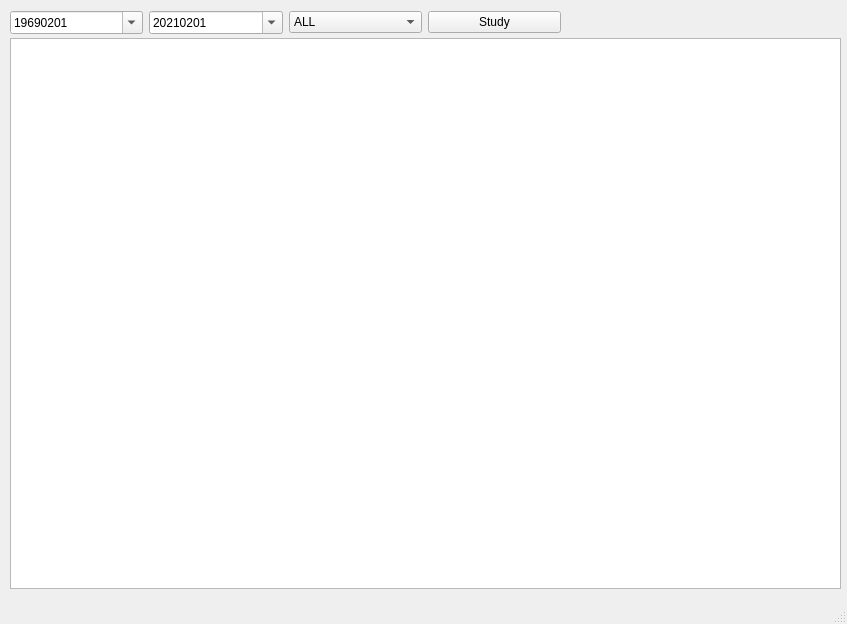
Old version of the form Tools/MHealthReport/mainapp.ui in the repository zyq1569/HealthApp.
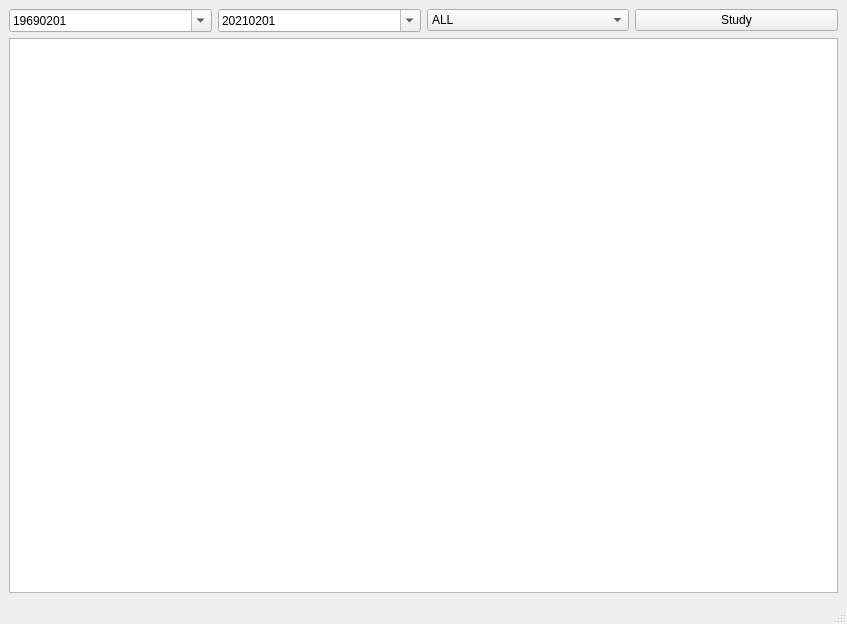
New version of the form.

Commit message: QLocalSocket IPC

```diff
--- a/Tools/MHealthReport/mainapp.ui
+++ b/Tools/MHealthReport/mainapp.ui
@@ -14,37 +14,8 @@
    <string>HealthReprot</string>
   </property>
   <widget class="QWidget" name="centralwidget">
-   <widget class="QTableWidget" name="m_tableWidget">
-    <property name="geometry">
-     <rect>
-      <x>10</x>
-      <y>38</y>
-      <width>831</width>
-      <height>551</height>
-     </rect>
-    </property>
-    <property name="autoFillBackground">
-     <bool>true</bool>
-    </property>
-    <property name="sortingEnabled">
-     <bool>true</bool>
-    </property>
-    <attribute name="horizontalHeaderShowSortIndicator" stdset="0">
-     <bool>true</bool>
-    </attribute>
-    <attribute name="horizontalHeaderStretchLastSection">
-     <bool>true</bool>
-    </attribute>
-   </widget>
-   <widget class="QWidget" name="layoutWidget">
-    <property name="geometry">
-     <rect>
-      <x>10</x>
-      <y>10</y>
-      <width>551</width>
-      <height>25</height>
-     </rect>
-    </property>
+   <layout class="QVBoxLayout" name="verticalLayout">
+    <item>
     <layout class="QHBoxLayout" name="horizontalLayout">
      <item>
       <widget class="QDateEdit" name="m_startDate">
@@ -171,7 +142,24 @@
       </widget>
      </item>
     </layout>
-   </widget>
+    </item>
+    <item>
+     <widget class="QTableWidget" name="m_tableWidget">
+      <property name="autoFillBackground">
+       <bool>true</bool>
+      </property>
+      <property name="sortingEnabled">
+       <bool>true</bool>
+      </property>
+      <attribute name="horizontalHeaderShowSortIndicator" stdset="0">
+       <bool>true</bool>
+      </attribute>
+      <attribute name="horizontalHeaderStretchLastSection">
+       <bool>true</bool>
+      </attribute>
+     </widget>
+    </item>
+   </layout>
   </widget>
   <widget class="QMenuBar" name="menubar">
    <property name="geometry">
```
Lines whose indentation alone changed are shown as unchanged. The commit also changes 1 other file.
